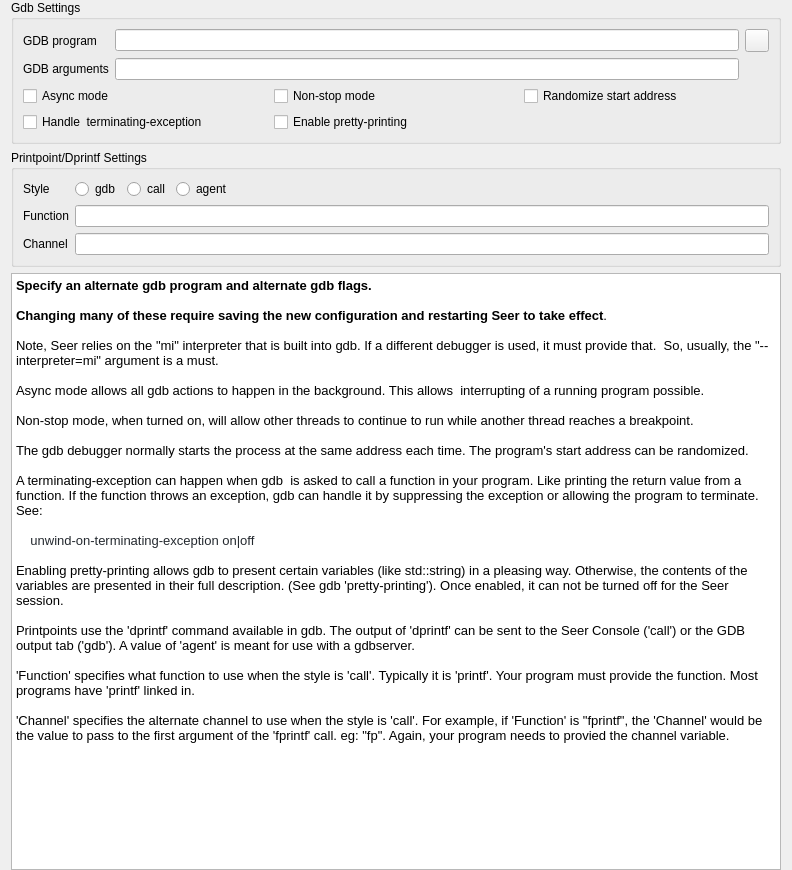
Old version of the form src/SeerGdbConfigPage.ui in the repository epasveer/seer.
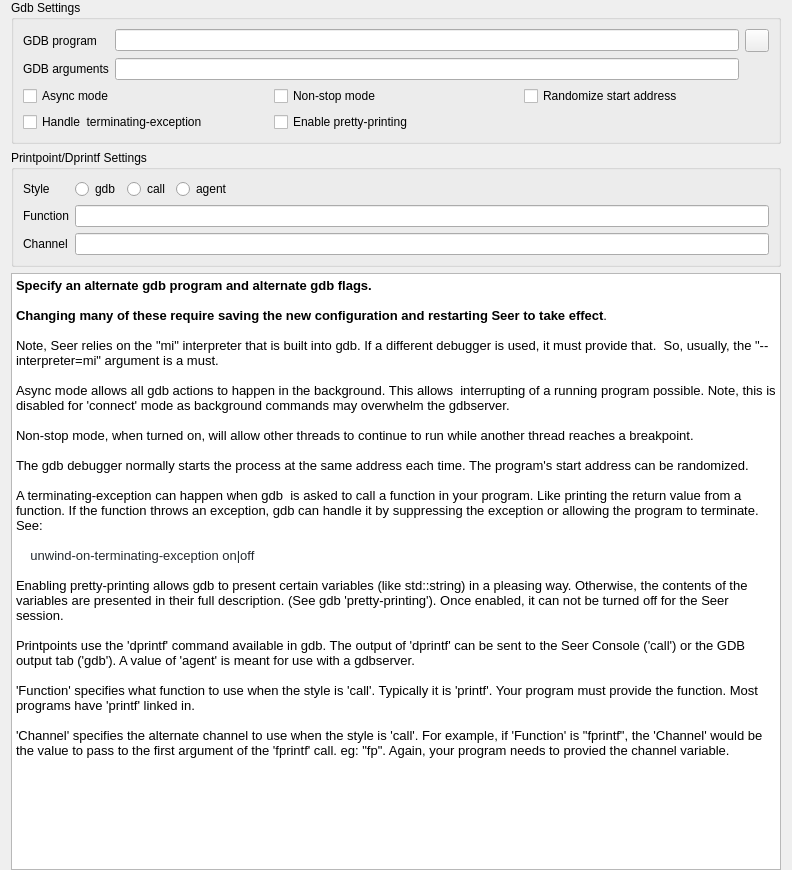
New version of the form. Icons and pictures are not drawn.

Commit message: Ignore 'async' mode for 'connect' method.

```diff
--- a/src/SeerGdbConfigPage.ui
+++ b/src/SeerGdbConfigPage.ui
@@ -132,7 +132,7 @@
 &lt;p style=&quot;-qt-paragraph-type:empty; margin-top:0px; margin-bottom:0px; margin-left:0px; margin-right:0px; -qt-block-indent:0; text-indent:0px;&quot;&gt;&lt;br /&gt;&lt;/p&gt;
 &lt;p style=&quot; margin-top:0px; margin-bottom:0px; margin-left:0px; margin-right:0px; -qt-block-indent:0; text-indent:0px;&quot;&gt;Note, Seer relies on the &amp;quot;mi&amp;quot; interpreter that is built into gdb. If a different debugger is used, it must provide that.  So, usually, the &amp;quot;--interpreter=mi&amp;quot; argument is a must.&lt;/p&gt;
 &lt;p style=&quot;-qt-paragraph-type:empty; margin-top:0px; margin-bottom:0px; margin-left:0px; margin-right:0px; -qt-block-indent:0; text-indent:0px;&quot;&gt;&lt;br /&gt;&lt;/p&gt;
-&lt;p style=&quot; margin-top:0px; margin-bottom:0px; margin-left:0px; margin-right:0px; -qt-block-indent:0; text-indent:0px;&quot;&gt;Async mode allows all gdb actions to happen in the background. This allows  interrupting of a running program possible. &lt;/p&gt;
+&lt;p style=&quot; margin-top:0px; margin-bottom:0px; margin-left:0px; margin-right:0px; -qt-block-indent:0; text-indent:0px;&quot;&gt;Async mode allows all gdb actions to happen in the background. This allows  interrupting of a running program possible. Note, this is disabled for 'connect' mode as background commands may overwhelm the gdbserver.&lt;/p&gt;
 &lt;p style=&quot;-qt-paragraph-type:empty; margin-top:0px; margin-bottom:0px; margin-left:0px; margin-right:0px; -qt-block-indent:0; text-indent:0px;&quot;&gt;&lt;br /&gt;&lt;/p&gt;
 &lt;p style=&quot; margin-top:0px; margin-bottom:0px; margin-left:0px; margin-right:0px; -qt-block-indent:0; text-indent:0px;&quot;&gt;Non-stop mode, when turned on, will allow other threads to continue to run while another thread reaches a breakpoint.&lt;/p&gt;
 &lt;p style=&quot;-qt-paragraph-type:empty; margin-top:0px; margin-bottom:0px; margin-left:0px; margin-right:0px; -qt-block-indent:0; text-indent:0px;&quot;&gt;&lt;br /&gt;&lt;/p&gt;
```
The commit also changes 1 other file.
